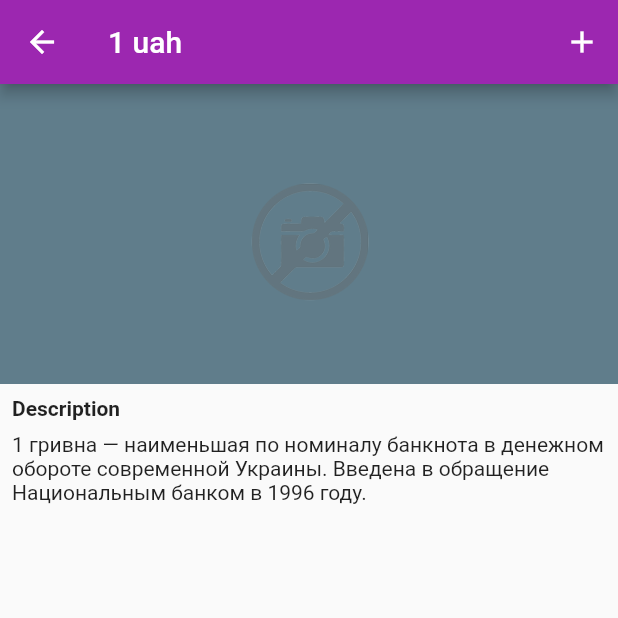
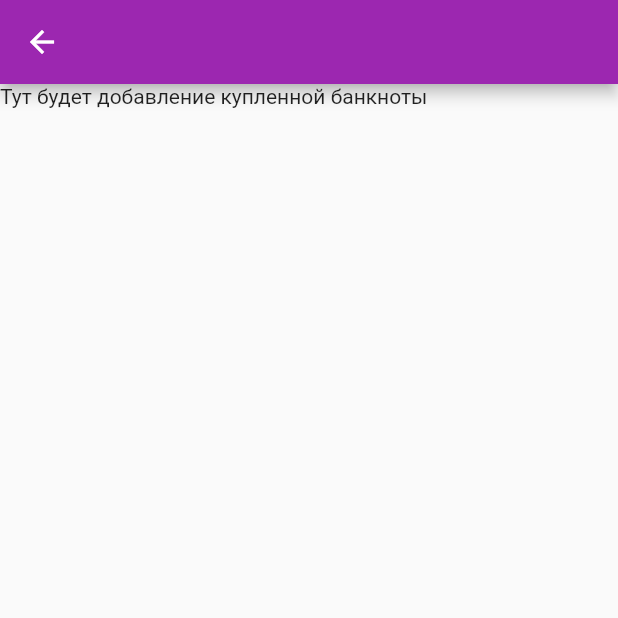
Before and after one commit to rpugase/banknotes, a Flutter app: the BanknoteDetailsPage screen opened directly with sample values from the repository, after a tap on the "add" icon, on a phone screen of 412 x 824 dp, the top half of it. Run offline on Flutter 3.47's test engine with Material 2 defaults, Android fonts, the phone set to English and light mode, and no system bars; network calls fail.

Commit message:
- add AttachmentOwnBanknotePage widget - add OwnBanknoteDetailPage widget - add BanknoteImageDetailPage widget

```diff
--- /dev/null
+++ b/lib/presentation/attachment_own_banknote/page.dart
@@ -0,0 +1,21 @@
+import 'package:banknotes/domain/model/own_banknote.dart';
+import 'package:flutter/material.dart';
+
+class AttachmentOwnBanknotePage extends StatefulWidget {
+
+  AttachmentOwnBanknotePage();
+
+  @override
+  State<StatefulWidget> createState() => _AttachmentOwnBanknoteState();
+}
+
+class _AttachmentOwnBanknoteState extends State<AttachmentOwnBanknotePage> {
+  @override
+  Widget build(BuildContext context) {
+    return Scaffold(
+      appBar: AppBar(
+      ),
+      body: Text('Тут будет добавление купленной банкноты'),
+    );
+  }
+}
--- a/lib/presentation/banknote_details/page.dart
+++ b/lib/presentation/banknote_details/page.dart
@@ -1,5 +1,7 @@
 import 'package:banknotes/domain/model/banknote.dart';
 import 'package:banknotes/domain/model/own_banknote.dart';
+import 'package:banknotes/presentation/attachment_own_banknote/page.dart';
+import 'package:banknotes/presentation/banknote_image_detail/page.dart';
 import 'package:banknotes/presentation/own_banknote_detail/page.dart';
 import 'package:banknotes/util/localization.dart';
 import 'package:flutter/material.dart';
@@ -14,7 +16,6 @@ class BanknoteDetailsPage extends StatefulWidget {
 }
 
 class _BanknoteDetailsPageState extends State<BanknoteDetailsPage> {
-
   @override
   Widget build(BuildContext context) {
     AppBar appBar = AppBar(
@@ -39,17 +40,17 @@ class _BanknoteDetailsPageState extends State<BanknoteDetailsPage> {
     );
   }
 
-  void _addOwnBanknote() {}
-
   Widget _createImageView() {
-    return Container(
+    return GestureDetector(
+        onTap: () =>  _openAllImages(widget._banknote),
+        child: Container(
           color: Colors.blueGrey,
           child: Image.asset(
             widget._banknote.firstBanknoteImage.path,
             width: MediaQuery.of(context).size.width,
             height: 200.0,
           ),
-    );
+        ));
   }
 
   Widget _createDescriptionView() {
@@ -84,8 +85,8 @@ class _BanknoteDetailsPageState extends State<BanknoteDetailsPage> {
   Widget _createOwnBanknoteCell(OwnBanknote ownBanknote) {
     return GestureDetector(
       onTap: () => _showOwnBanknote(ownBanknote),
-      child: Container (
-        color: Colors.pinkAccent,
+      child: Container(
+        color: Colors.grey[200],
         child: Row(
           children: <Widget>[
             Padding(
@@ -101,13 +102,14 @@ class _BanknoteDetailsPageState extends State<BanknoteDetailsPage> {
                   crossAxisAlignment: CrossAxisAlignment.start,
                   children: <Widget>[
                     Text(
-
                       '${Localization.of(context).shoppingPrice}${ownBanknote.price} ${ownBanknote.currency.symbol}',
-                      style: TextStyle(fontWeight: FontWeight.bold, fontSize: 10),
+                      style:
+                          TextStyle(fontWeight: FontWeight.bold, fontSize: 10),
                     ),
                     Text(
                       '${Localization.of(context).shoppingDate}${ownBanknote.formatDate()}',
-                      style: TextStyle(fontWeight: FontWeight.bold, fontSize: 10),
+                      style:
+                          TextStyle(fontWeight: FontWeight.bold, fontSize: 10),
                     ),
                   ],
                 )),
@@ -126,8 +128,17 @@ class _BanknoteDetailsPageState extends State<BanknoteDetailsPage> {
   }
 
   void _showOwnBanknote(OwnBanknote ownBanknote) {
-    Navigator.of(context).push(MaterialPageRoute(builder: (context) => OwnBanknoteDetailPage(ownBanknote)));
-
+    Navigator.of(context).push(MaterialPageRoute(
+        builder: (context) => OwnBanknoteDetailPage(ownBanknote)));
   }
 
+  void _openAllImages(Banknote banknote) {
+    Navigator.of(context).push(MaterialPageRoute(
+        builder: (context) => BanknoteImageDetailPage(banknote)));
+  } //AttachmentOwnBanknotePage
+
+  void _addOwnBanknote() {
+    Navigator.of(context).push(MaterialPageRoute(
+        builder: (context) => AttachmentOwnBanknotePage()));
   }
+}
--- a/lib/presentation/own_banknote_detail/page.dart
+++ b/lib/presentation/own_banknote_detail/page.dart
@@ -17,7 +17,7 @@ class _OwnBanknoteDetailState extends State<OwnBanknoteDetailPage> {
     return Scaffold(
       appBar: AppBar(
       ),
-      body: Text('Hello'),
+      body: Text('Тут будет детализация купленной банкноты'),
     );
   }
 }
```
Also changed, not shown: lib/presentation/banknote_image_detail/page.dart (added, +25 -0 lines). Lines whose indentation alone changed are shown as unchanged.
